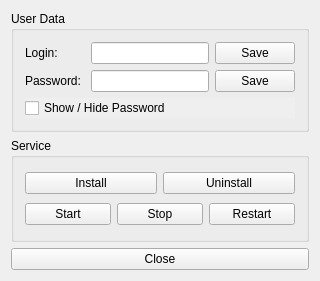
HNA/HNAC, file HnacConfig/mainwindow.ui: the form before one commit.
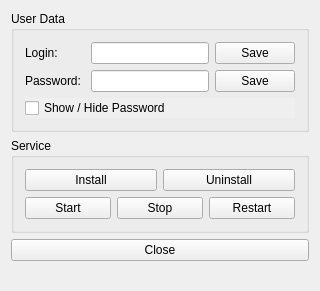
The form after the commit.

Commit message: Изменения интерфейса

```diff
--- a/HnacConfig/mainwindow.ui
+++ b/HnacConfig/mainwindow.ui
@@ -7,7 +7,7 @@
     <x>0</x>
     <y>0</y>
     <width>320</width>
-    <height>281</height>
+    <height>283</height>
    </rect>
   </property>
   <property name="sizePolicy">
@@ -210,6 +210,11 @@
     </item>
    </layout>
   </widget>
+  <widget class="QStatusBar" name="statusBar">
+   <property name="sizeGripEnabled">
+    <bool>false</bool>
+   </property>
+  </widget>
  </widget>
  <layoutdefault spacing="6" margin="11"/>
  <tabstops>
```
The commit also changes 1 other file.
